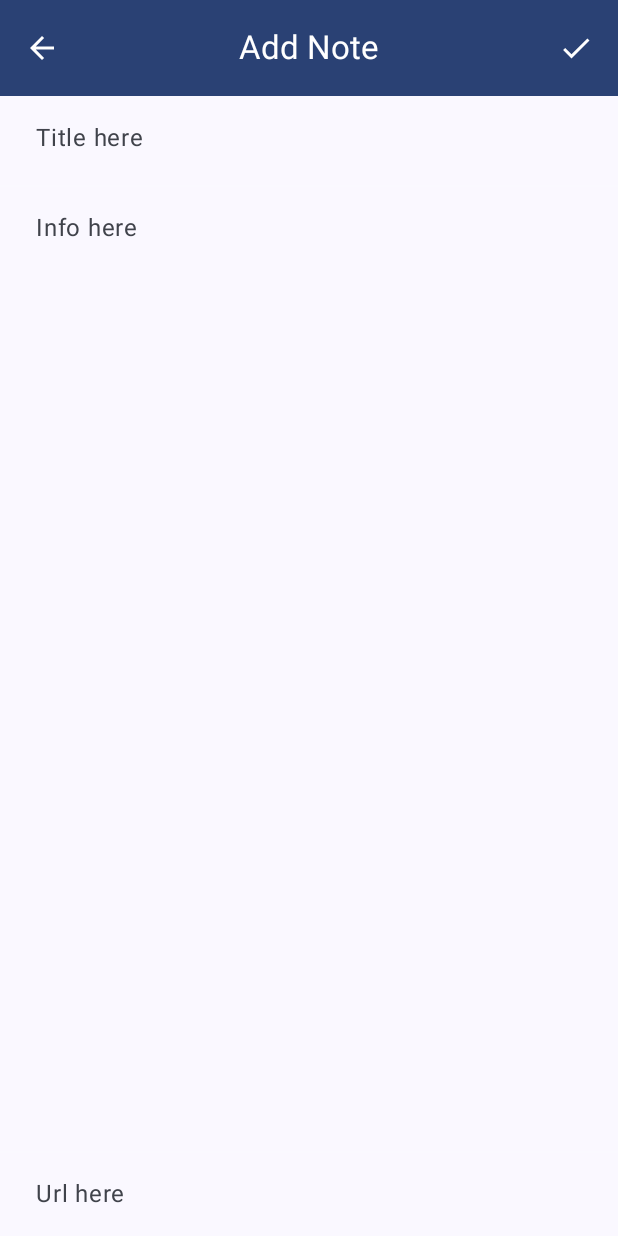
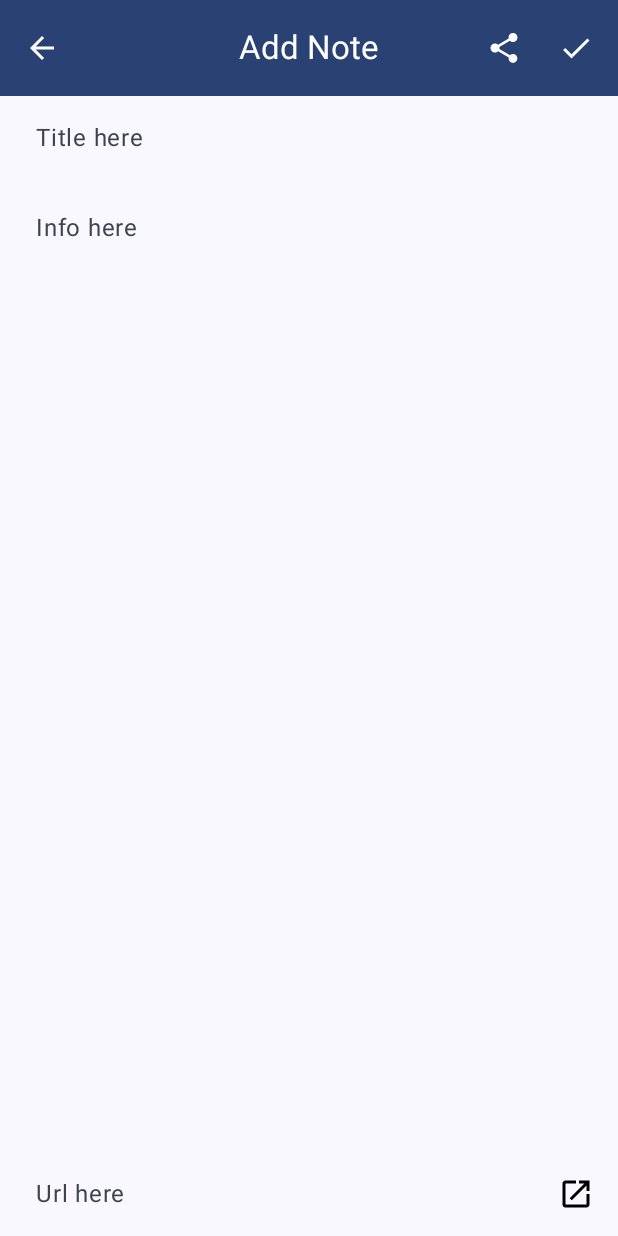
Before and after one commit to dnshariprasad/HNotes, an Android app built with Jetpack Compose: the screen it shows after launch (MainActivity), after a tap on "Add", on a phone screen of 412 x 824 dp. Run offline under Robolectric (Android 15) with nearby library versions, the phone set to English and light mode, and no system bars; our stand-ins replace Room's generated code, livedata-compose.

Commit message:
open link added

```diff
--- a/app/src/main/java/com/htrack/hnotes/Ext.kt
+++ b/app/src/main/java/com/htrack/hnotes/Ext.kt
@@ -13,5 +13,5 @@ fun String.isUrl(): Boolean {
 fun String.isLocationUrl(): Boolean {
     val urlRegex = Regex(urlRegexStr)
     val coordinateRegex = Regex(coordinateUrlRegexStr)
-    return urlRegex.matches(this) || coordinateRegex.matches(this)
+    return urlRegex.matches(this) && coordinateRegex.matches(this)
 }
--- a/app/src/main/java/com/htrack/hnotes/MainViewModel.kt
+++ b/app/src/main/java/com/htrack/hnotes/MainViewModel.kt
@@ -63,9 +63,9 @@ class MainViewModel : ViewModel() {
     fun handleShareData(stringExtra: String?) {
         val d = stringExtra ?: ""
         selectedNote = when {
-            d.isLocationUrl() -> mutableStateOf(Note(link = stringExtra ?: "", tags = "location"))
-            d.isUrl() -> mutableStateOf(Note(link = stringExtra ?: "", tags = "link"))
-            else -> mutableStateOf(Note(info = stringExtra ?: "", tags = "text"))
+            d.isLocationUrl() -> mutableStateOf(Note(link = stringExtra ?: "", type = "location"))
+            d.isUrl() -> mutableStateOf(Note(link = stringExtra ?: "", type = "link"))
+            else -> mutableStateOf(Note(info = stringExtra ?: "", type = "text"))
         }
     }
 }
--- a/app/src/main/java/com/htrack/hnotes/ui/screen/CreateNoteScreen.kt
+++ b/app/src/main/java/com/htrack/hnotes/ui/screen/CreateNoteScreen.kt
@@ -1,27 +1,36 @@
 package com.htrack.hnotes.ui.screen
 
+import android.content.Intent
+import android.net.Uri
 import android.widget.Toast
+import androidx.activity.compose.rememberLauncherForActivityResult
+import androidx.activity.result.contract.ActivityResultContracts
+import androidx.compose.foundation.Image
+import androidx.compose.foundation.clickable
+import androidx.compose.foundation.layout.Arrangement
 import androidx.compose.foundation.layout.Column
+import androidx.compose.foundation.layout.Row
 import androidx.compose.foundation.layout.fillMaxHeight
 import androidx.compose.foundation.layout.fillMaxSize
 import androidx.compose.foundation.layout.fillMaxWidth
-import androidx.compose.foundation.layout.height
 import androidx.compose.foundation.layout.padding
 import androidx.compose.foundation.layout.wrapContentHeight
 import androidx.compose.material.icons.Icons
 import androidx.compose.material.icons.filled.Delete
 import androidx.compose.material.icons.filled.Done
-import androidx.compose.material3.HorizontalDivider
+import androidx.compose.material.icons.filled.Share
 import androidx.compose.material3.Icon
 import androidx.compose.material3.IconButton
-import androidx.compose.material3.MaterialTheme
 import androidx.compose.runtime.Composable
 import androidx.compose.runtime.getValue
 import androidx.compose.runtime.mutableStateOf
 import androidx.compose.runtime.remember
 import androidx.compose.runtime.setValue
+import androidx.compose.ui.Alignment
 import androidx.compose.ui.Modifier
+import androidx.compose.ui.layout.ContentScale
 import androidx.compose.ui.platform.LocalContext
+import androidx.compose.ui.res.painterResource
 import androidx.compose.ui.res.stringResource
 import androidx.compose.ui.unit.dp
 import androidx.navigation.NavHostController
@@ -67,6 +76,8 @@ fun CreateNoteScreen(
                     navController.popBackStack()
                 })
         }) { pv ->
+        val openUrlLauncher =
+            rememberLauncherForActivityResult(ActivityResultContracts.StartActivityForResult()) { _ -> }
         Column(
             modifier = Modifier
                 .fillMaxSize()
@@ -96,8 +107,13 @@ fun CreateNoteScreen(
                 viewModel.onInfoChanged(t)
             }
             HHorizontalDivider()
+            Row(
+                modifier = Modifier.padding(end = 16.dp),
+                verticalAlignment = Alignment.CenterVertically
+            ) {
                 HTextField(
                     modifier = Modifier
+                        .weight(1f)
                         .fillMaxWidth()
                         .wrapContentHeight()
                         .padding(start = 8.dp, end = 8.dp),
@@ -107,6 +123,23 @@ fun CreateNoteScreen(
                 ) { t ->
                     viewModel.onLinkChanged(t)
                 }
+                Image(
+                    modifier = Modifier.clickable {
+                        if ((viewModel.selectedNote.value.link?.length ?: 0) > 0) {
+                            val intent =
+                                Intent(
+                                    Intent.ACTION_VIEW,
+                                    Uri.parse(viewModel.selectedNote.value.link)
+                                )
+                            openUrlLauncher.launch(intent)
+                        }
+                    },
+                    contentScale = ContentScale.FillHeight,
+                    painter = painterResource(R.drawable.outline_open_in_new_24),
+                    contentDescription = stringResource(R.string.content_open_url)
+                )
+            }
+
         }
         if (showAlert) {
             AlertDialog(dialogText = stringResource(R.string.are_sure_do_you_want_to_delete)) {
@@ -122,8 +155,15 @@ fun CreateNoteScreen(
 fun CreateNoteScreenActions(
     showDelete: Boolean = false,
     addClick: () -> Unit = {},
-    deleteClick: () -> Unit = {}
+    deleteClick: () -> Unit = {},
+    shareClick: () -> Unit = {}
 ) {
+    IconButton(onClick = { shareClick() }) {
+        Icon(
+            imageVector = Icons.Default.Share,
+            contentDescription = stringResource(R.string.content_description_share)
+        )
+    }
     if (showDelete) {
         IconButton(onClick = { deleteClick() }) {
             Icon(
@@ -138,4 +178,5 @@ fun CreateNoteScreenActions(
             contentDescription = stringResource(R.string.content_description_done)
         )
     }
+
 }
--- a/app/src/main/java/com/htrack/hnotes/ui/theme/AppView.kt
+++ b/app/src/main/java/com/htrack/hnotes/ui/theme/AppView.kt
@@ -1,15 +1,15 @@
 package com.htrack.hnotes.ui.theme
 
+import android.graphics.fonts.FontFamily
 import androidx.activity.SystemBarStyle
 import androidx.compose.foundation.background
 import androidx.compose.foundation.layout.PaddingValues
 import androidx.compose.foundation.layout.fillMaxSize
 import androidx.compose.foundation.layout.fillMaxWidth
-import androidx.compose.foundation.layout.height
 import androidx.compose.foundation.layout.padding
 import androidx.compose.foundation.shape.RoundedCornerShape
 import androidx.compose.material.icons.Icons
-import androidx.compose.material.icons.filled.ArrowBack
+import androidx.compose.material.icons.automirrored.filled.ArrowBack
 import androidx.compose.material3.AlertDialog
 import androidx.compose.material3.Button
 import androidx.compose.material3.CenterAlignedTopAppBar
@@ -29,8 +29,11 @@ import androidx.compose.runtime.Composable
 import androidx.compose.ui.Modifier
 import androidx.compose.ui.draw.clip
 import androidx.compose.ui.graphics.Color
+import androidx.compose.ui.text.font.Font
+import androidx.compose.ui.text.font.FontWeight
 import androidx.compose.ui.unit.dp
 import androidx.compose.ui.unit.sp
+import com.htrack.hnotes.R
 
 @OptIn(ExperimentalMaterial3Api::class)
 @Composable
@@ -71,7 +74,7 @@ fun ScreenCore(
 fun BackNavigationIcon(backNavigationAction: () -> Unit) {
     IconButton(onClick = backNavigationAction) {
         Icon(
-            imageVector = Icons.Default.ArrowBack,
+            imageVector = Icons.AutoMirrored.Filled.ArrowBack,
             contentDescription = "Go back"
         )
     }
--- a/app/src/main/java/com/htrack/hnotes/ui/theme/Color.kt
+++ b/app/src/main/java/com/htrack/hnotes/ui/theme/Color.kt
@@ -2,10 +2,11 @@ package com.htrack.hnotes.ui.theme
 
 import androidx.compose.ui.graphics.Color
 
-val Purple80 = Color(0xFF000000)
-val PurpleGrey80 = Color(0xFF000000)
-val Pink80 = Color(0xFF000000)
+val Purple80 = Color(0xFF434343)
+val PurpleGrey80 = Color(0xFF434343)
+val Pink80 = Color(0xFF434343)
 
-val Purple40 = Color(0xFFFFFFFF)
-val PurpleGrey40 = Color(0xFFFFFFFF)
-val Pink40 = Color(0xFFFFFFFF)
+val Purple40 = Color(0xFFFAFAFF)
+val PurpleGrey40 = Color(0xFFFFAFAFF)
+val Pink40 = Color(0xFFFFAFAFF)
+val Yellow = Color(0xFFFCB413)
--- /dev/null
+++ b/app/src/main/res/drawable/outline_open_in_new_24.xml
@@ -0,0 +1,5 @@
+<vector xmlns:android="http://schemas.android.com/apk/res/android" android:autoMirrored="true" android:height="24dp" android:tint="#000000" android:viewportHeight="24" android:viewportWidth="24" android:width="24dp">
+
+    <path android:fillColor="@android:color/white" android:pathData="M19,19H5V5h7V3H5c-1.11,0 -2,0.9 -2,2v14c0,1.1 0.89,2 2,2h14c1.1,0 2,-0.9 2,-2v-7h-2v7zM14,3v2h3.59l-9.83,9.83 1.41,1.41L19,6.41V10h2V3h-7z"/>
+
+</vector>
--- /dev/null
+++ b/app/src/main/res/drawable/outline_share_24.xml
@@ -0,0 +1,5 @@
+<vector xmlns:android="http://schemas.android.com/apk/res/android" android:height="24dp" android:tint="#000000" android:viewportHeight="24" android:viewportWidth="24" android:width="24dp">
+
+    <path android:fillColor="@android:color/white" android:pathData="M18,16.08c-0.76,0 -1.44,0.3 -1.96,0.77L8.91,12.7c0.05,-0.23 0.09,-0.46 0.09,-0.7s-0.04,-0.47 -0.09,-0.7l7.05,-4.11c0.54,0.5 1.25,0.81 2.04,0.81 1.66,0 3,-1.34 3,-3s-1.34,-3 -3,-3 -3,1.34 -3,3c0,0.24 0.04,0.47 0.09,0.7L8.04,9.81C7.5,9.31 6.79,9 6,9c-1.66,0 -3,1.34 -3,3s1.34,3 3,3c0.79,0 1.5,-0.31 2.04,-0.81l7.12,4.16c-0.05,0.21 -0.08,0.43 -0.08,0.65 0,1.61 1.31,2.92 2.92,2.92s2.92,-1.31 2.92,-2.92c0,-1.61 -1.31,-2.92 -2.92,-2.92zM18,4c0.55,0 1,0.45 1,1s-0.45,1 -1,1 -1,-0.45 -1,-1 0.45,-1 1,-1zM6,13c-0.55,0 -1,-0.45 -1,-1s0.45,-1 1,-1 1,0.45 1,1 -0.45,1 -1,1zM18,20.02c-0.55,0 -1,-0.45 -1,-1s0.45,-1 1,-1 1,0.45 1,1 -0.45,1 -1,1z"/>
+
+</vector>
--- a/app/src/main/res/values/strings.xml
+++ b/app/src/main/res/values/strings.xml
@@ -7,7 +7,9 @@
     <string name="enter_note_here">Info here</string>
     <string name="no_notes_found">No Notes found</string>
     <string name="content_description_done">Done</string>
+    <string name="content_description_share">Share</string>
     <string name="content_description_add">Add</string>
     <string name="content_description_delete">Delete</string>
+    <string name="content_open_url">Open Url</string>
     <string name="are_sure_do_you_want_to_delete">Are sure do you want to delete?</string>
 </resources>
```
Also changed, not shown: app/src/main/java/com/htrack/hnotes/ui/screen/ListScreens.kt (+101 -17 lines), app/src/main/res/drawable/outline_link_24.xml (added, +12 -0 lines), app/src/main/res/drawable/outline_location_on_24.xml (added, +16 -0 lines), app/src/main/res/drawable/outline_notes_24.xml (added, +13 -0 lines), app/src/main/res/font/poppins_bold.ttf (added), app/src/main/res/font/poppins_light.ttf (added), app/src/main/res/font/poppins_medium.ttf (added), app/src/main/res/font/poppins_regular.ttf (added), app/src/main/res/font/poppins_semibold.ttf (added). Lines whose indentation alone changed are shown as unchanged.
